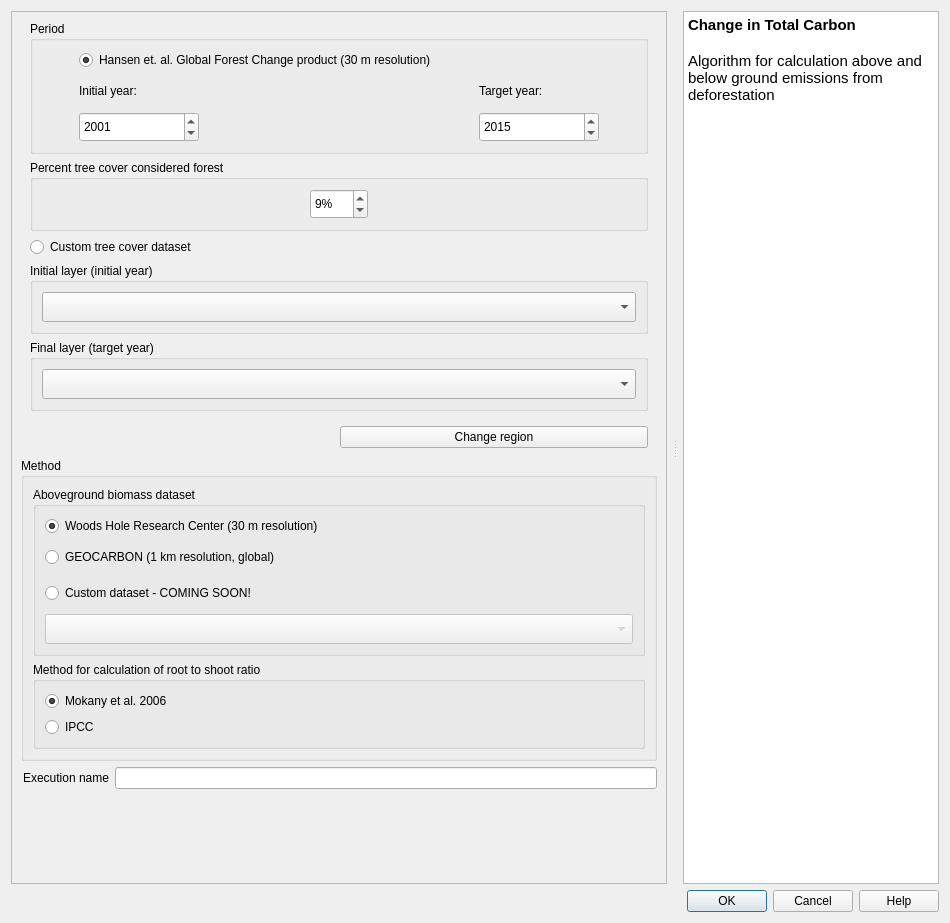
This is LDMP/gui/DlgCalculateTCData.ui in ConservationInternational/trends.earth as Qt 5 draws it before an edit. The edited form follows.
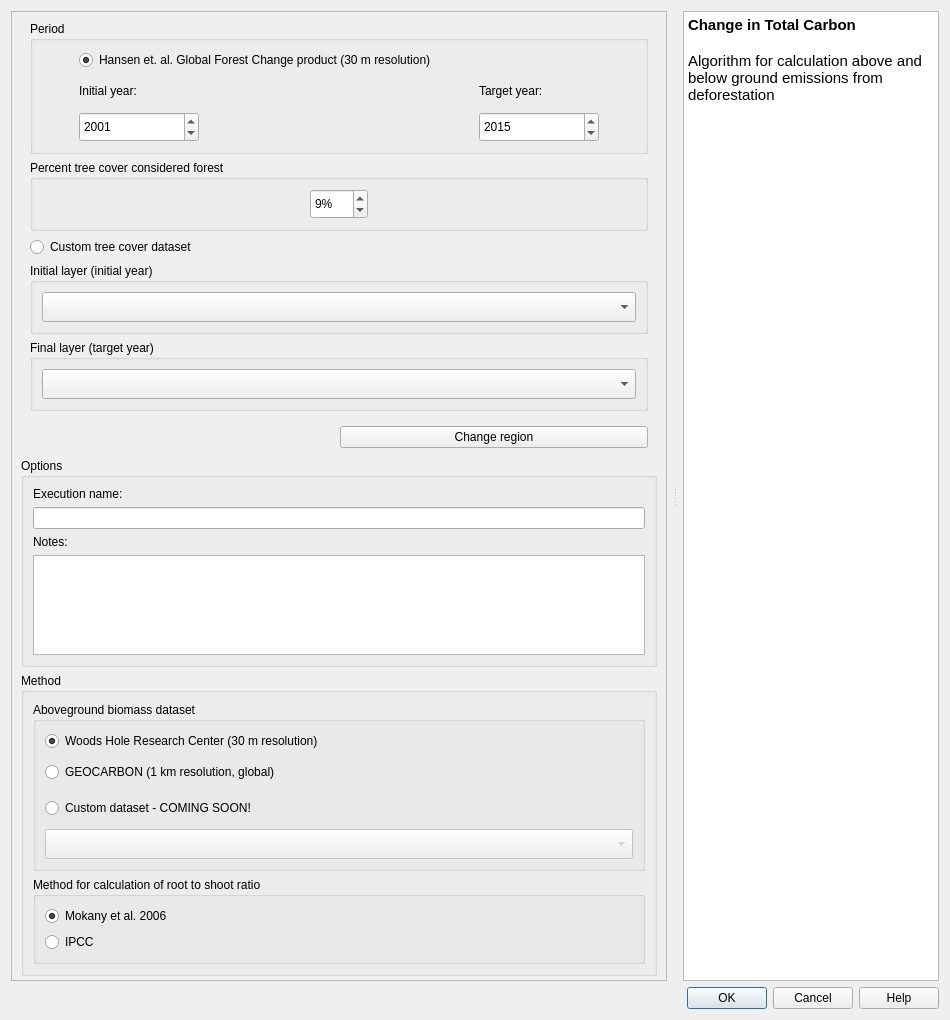
This is the edited form. Custom widgets are drawn as their Qt base class.

Commit message: updated algorithms dialog to include options group box

Diff of the .ui file:
```diff
--- a/LDMP/gui/DlgCalculateTCData.ui
+++ b/LDMP/gui/DlgCalculateTCData.ui
@@ -376,6 +376,57 @@
          </item>
         </layout>
        </item>
+       <item>
+        <widget class="QgsCollapsibleGroupBox" name="options_group">
+         <property name="title">
+          <string>Options</string>
+         </property>
+         <property name="collapsed">
+          <bool>true</bool>
+         </property>
+         <layout class="QVBoxLayout" name="verticalLayout_7">
+          <item>
+           <widget class="QLabel" name="execution_name_la">
+            <property name="text">
+             <string>Execution name:</string>
+            </property>
+           </widget>
+          </item>
+          <item>
+           <widget class="QLineEdit" name="execution_name_le"/>
+          </item>
+          <item>
+           <widget class="QLabel" name="task_notes_la">
+            <property name="text">
+             <string>Notes:</string>
+            </property>
+           </widget>
+          </item>
+          <item>
+           <widget class="QTextEdit" name="task_notes">
+            <property name="sizePolicy">
+             <sizepolicy hsizetype="Expanding" vsizetype="Minimum">
+              <horstretch>0</horstretch>
+              <verstretch>0</verstretch>
+             </sizepolicy>
+            </property>
+            <property name="minimumSize">
+             <size>
+              <width>0</width>
+              <height>0</height>
+             </size>
+            </property>
+            <property name="maximumSize">
+             <size>
+              <width>16777215</width>
+              <height>100</height>
+             </size>
+            </property>
+           </widget>
+          </item>
+         </layout>
+        </widget>
+       </item>
        <item>
         <widget class="QgsCollapsibleGroupBox" name="method_box">
          <property name="title">
@@ -490,26 +541,6 @@
          </layout>
         </widget>
        </item>
-       <item>
-        <layout class="QHBoxLayout" name="horizontalLayout_2">
-         <property name="leftMargin">
-          <number>2</number>
-         </property>
-         <item>
-          <widget class="QLabel" name="execution_name_la">
-           <property name="toolTip">
-            <string>Auto generated name for the task which can be edited</string>
-           </property>
-           <property name="text">
-            <string>Execution name</string>
-           </property>
-          </widget>
-         </item>
-         <item>
-          <widget class="QLineEdit" name="execution_name_le"/>
-         </item>
-        </layout>
-       </item>
        <item>
         <spacer name="verticalSpacer">
          <property name="orientation">
@@ -572,16 +603,16 @@
    <header>qgis.gui</header>
    <container>1</container>
   </customwidget>
-  <customwidget>
-   <class>WidgetDataIOSelectTELayerImport</class>
-   <extends>QComboBox</extends>
-   <header>LDMP/data_io.h</header>
-  </customwidget>
   <customwidget>
    <class>WidgetDataIOSelectTELayerExisting</class>
    <extends>QComboBox</extends>
    <header>LDMP/data_io</header>
   </customwidget>
+  <customwidget>
+   <class>WidgetDataIOSelectTELayerImport</class>
+   <extends>QComboBox</extends>
+   <header>LDMP/data_io.h</header>
+  </customwidget>
  </customwidgets>
  <resources/>
  <connections/>
```
The commit also changes 10 other files.
